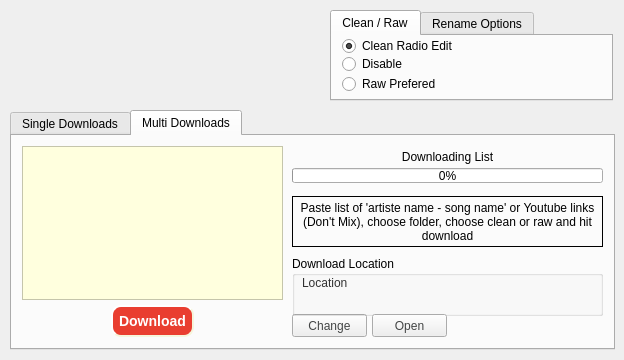
First picture: the form in MainUiWindow.ui, repository ktappdev/YTDownloader_PYQT5, before the edit.
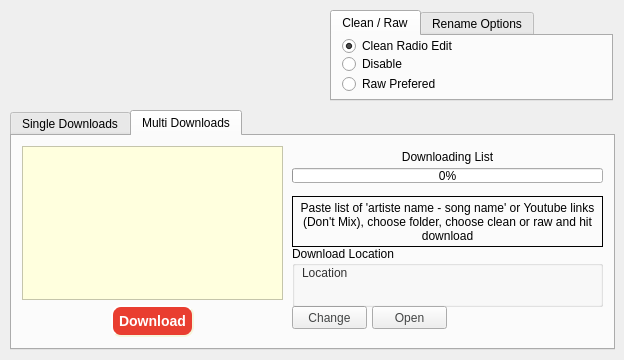
Second picture: the form after the edit. The open tabs and pages were chosen to show the change. Icons and pictures are not drawn.

Commit message: Stable on mac, was a fight but everything is working

```diff
--- a/MainUiWindow.ui
+++ b/MainUiWindow.ui
@@ -616,7 +616,7 @@
       <property name="geometry">
        <rect>
         <x>280</x>
-        <y>178</y>
+        <y>170</y>
         <width>75</width>
         <height>23</height>
        </rect>
@@ -646,9 +646,9 @@
       <property name="geometry">
        <rect>
         <x>280</x>
-        <y>120</y>
+        <y>110</y>
         <width>311</width>
-        <height>60</height>
+        <height>61</height>
        </rect>
       </property>
       <property name="title">
@@ -698,7 +698,7 @@
       <property name="geometry">
        <rect>
         <x>360</x>
-        <y>178</y>
+        <y>170</y>
         <width>75</width>
         <height>23</height>
        </rect>
```
Left out of the diff: 4 changed lines with no effect on the pictures. The commit also changes 2 other files.
